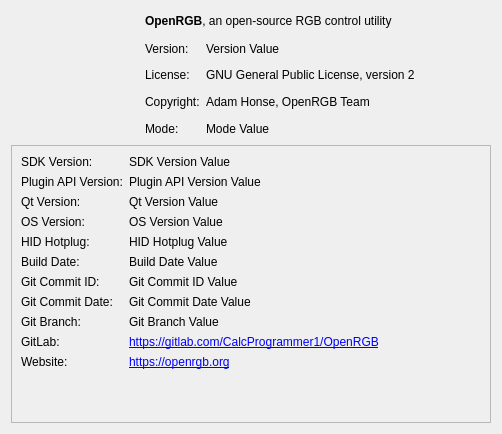
Qt form qt/OpenRGBSoftwareInfoPage/OpenRGBSoftwareInfoPage.ui (JarzDev/agile-rgb) before a commit.
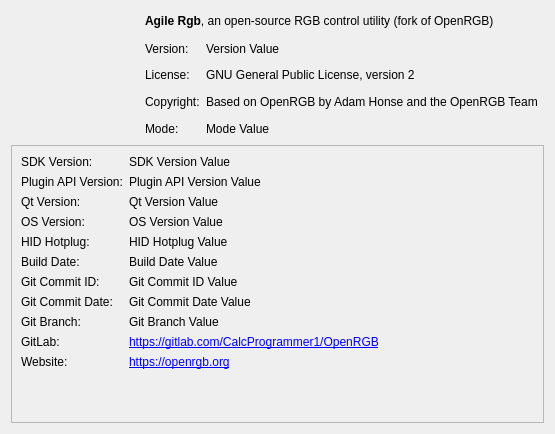
The same form after that commit. Icons and pictures are not drawn.

Commit message: Rename user-facing branding from OpenRGB to Agile Rgb

```diff
--- a/qt/OpenRGBSoftwareInfoPage/OpenRGBSoftwareInfoPage.ui
+++ b/qt/OpenRGBSoftwareInfoPage/OpenRGBSoftwareInfoPage.ui
@@ -281,7 +281,7 @@
      <item row="0" column="1" colspan="3">
       <widget class="QLabel" name="ProjectDescriptionLabel">
        <property name="text">
-        <string>&lt;b&gt;OpenRGB&lt;/b&gt;, an open-source RGB control utility</string>
+        <string>&lt;b&gt;Agile Rgb&lt;/b&gt;, an open-source RGB control utility (fork of OpenRGB)</string>
        </property>
       </widget>
      </item>
@@ -309,7 +309,7 @@
      <item row="3" column="2">
       <widget class="QLabel" name="CopyrightValue">
        <property name="text">
-        <string>Adam Honse, OpenRGB Team</string>
+        <string>Based on OpenRGB by Adam Honse and the OpenRGB Team</string>
        </property>
       </widget>
      </item>
```
The commit also changes 8 other files.
